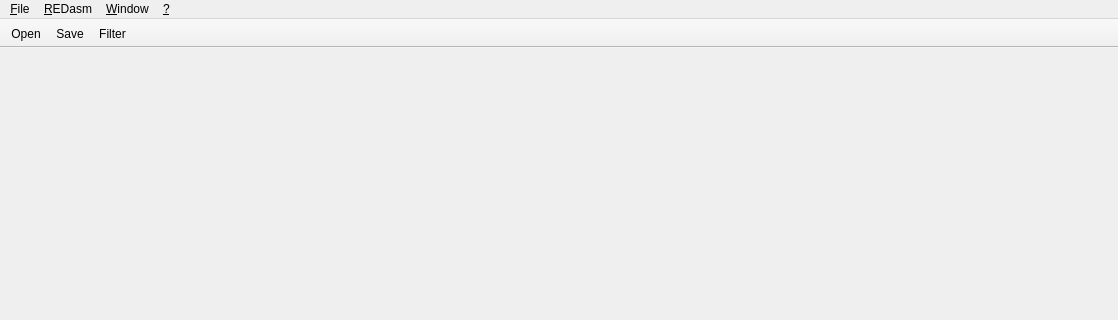
Above: mainwindow.ui from REDasmOrg/REDasm before the change; both pictures show x 0 to 1118 and y 0 to 320 of the 1118 by 661 pixel window. Below: the same form after it.
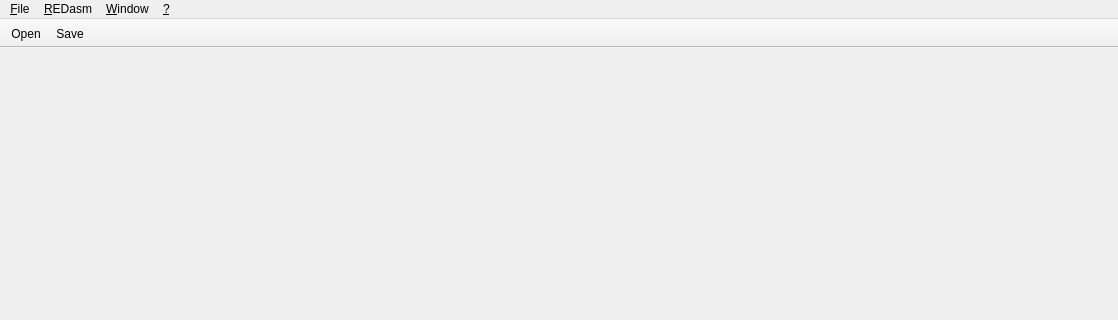
That is the form after the change. Icons and pictures are not drawn.

Commit message: MainWindow: Removed Filter action from Toolbar

The edit to the form file:
```diff
--- a/mainwindow.ui
+++ b/mainwindow.ui
@@ -111,7 +111,6 @@
    </attribute>
    <addaction name="action_Open"/>
    <addaction name="action_Save"/>
-   <addaction name="action_Filter"/>
   </widget>
   <action name="action_Open">
    <property name="text">
@@ -188,14 +187,6 @@
     <string>&amp;Database</string>
    </property>
   </action>
-  <action name="action_Filter">
-   <property name="text">
-    <string>&amp;Filter</string>
-   </property>
-   <property name="shortcut">
-    <string>F3</string>
-   </property>
-  </action>
   <action name="action_Exports">
    <property name="text">
     <string>&amp;Exports</string>
```
Left out of the diff: 1 changed line with no effect on the pictures. The commit also changes 3 other files.
